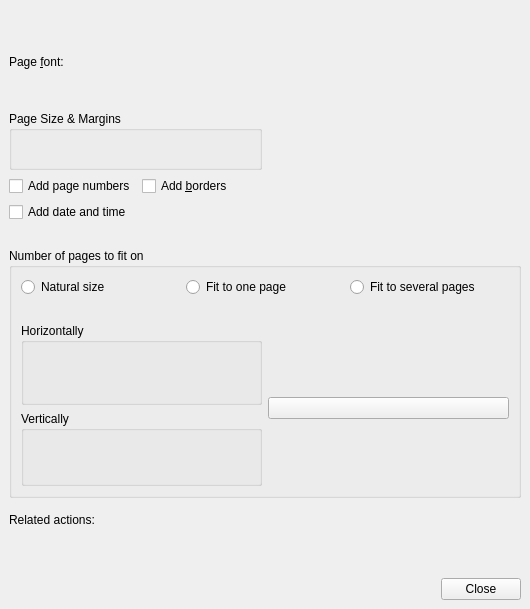
Old version of the form src/part/simpleprintingpagesetupbase.ui in the repository KDE/kgraphviewer.
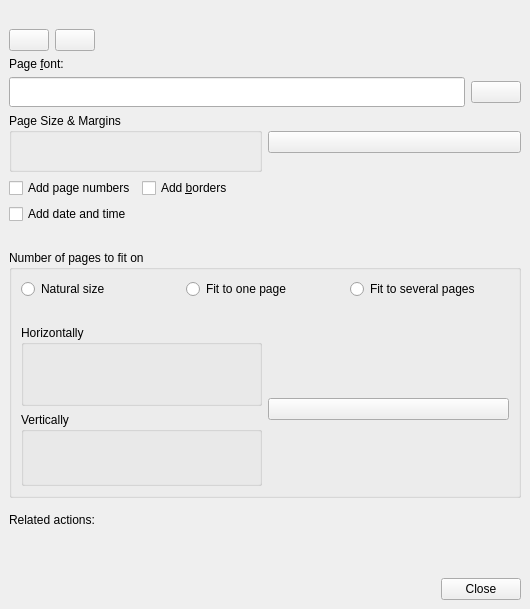
New version of the form. Icons and pictures are not drawn. Custom widgets are drawn as their Qt base class.

Commit message: Fix warnings about wrong base class when opened with Qt Designer

The edit to the form file:
```diff
--- a/src/part/simpleprintingpagesetupbase.ui
+++ b/src/part/simpleprintingpagesetupbase.ui
@@ -542,13 +542,13 @@
  <customwidgets>
   <customwidget>
    <class>KLineEdit</class>
-   <extends>QWidget</extends>
+   <extends>QLineEdit</extends>
    <header>klineedit.h</header>
    <container>1</container>
   </customwidget>
   <customwidget>
    <class>KPushButton</class>
-   <extends>QWidget</extends>
+   <extends>QPushButton</extends>
    <header>kpushbutton.h</header>
    <container>1</container>
   </customwidget>
@@ -559,7 +559,7 @@
   </customwidget>
   <customwidget>
    <class>KUrlLabel</class>
-   <extends>QWidget</extends>
+   <extends>QLabel</extends>
    <header>kurllabel.h</header>
    <container>1</container>
   </customwidget>
```
